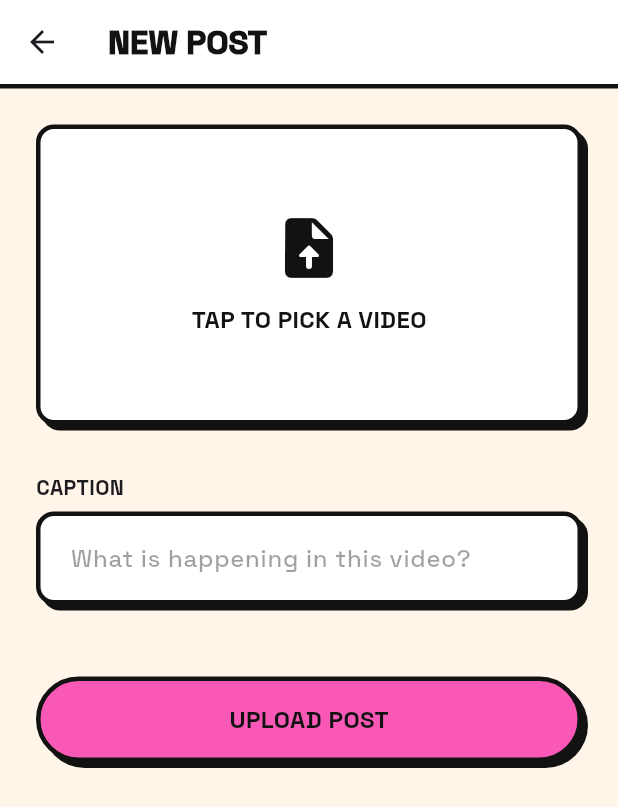
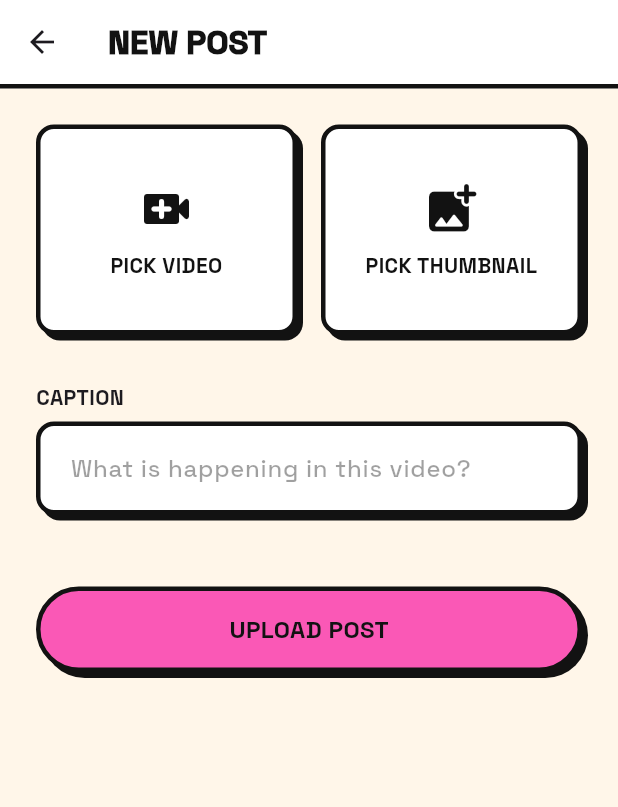
Before and after one commit to htoopyaelinn56/PlexiPlay-L5DC-Project, a Flutter app: the UploadPage screen opened directly, on a phone screen of 412 x 824 dp. Shown: the top 807 px of the screen. Run offline on Flutter 3.47's test engine with Material 3 defaults, Android fonts, the phone set to English and light mode, and no system bars; our stand-ins replace flutter_riverpod, google_fonts, image_picker, video_player; missing offline and left inert: video_compress.

Commit message:
Add thumbnail selection functionality to UploadPage

```diff
--- a/lib/pages/upload_page.dart
+++ b/lib/pages/upload_page.dart
@@ -16,6 +16,7 @@ class UploadPage extends StatefulWidget {
 class _UploadPageState extends State<UploadPage> {
   final _descriptionController = TextEditingController();
   File? _selectedVideo;
+  File? _selectedThumbnail;
   bool _isCompressing = false;
 
   @override
@@ -31,6 +32,17 @@ class _UploadPageState extends State<UploadPage> {
     if (video != null) {
       setState(() {
         _selectedVideo = File(video.path);
+      });
+    }
+  }
+
+  Future<void> _pickThumbnail() async {
+    final picker = ImagePicker();
+    final XFile? image = await picker.pickImage(source: ImageSource.gallery);
+
+    if (image != null) {
+      setState(() {
+        _selectedThumbnail = File(image.path);
       });
     }
   }
@@ -105,10 +117,14 @@ class _UploadPageState extends State<UploadPage> {
           child: Column(
             crossAxisAlignment: CrossAxisAlignment.stretch,
             children: [
-              GestureDetector(
+              Row(
+                children: [
+                  Expanded(
+                    child: GestureDetector(
                       onTap: _isCompressing ? null : _pickVideo,
                       child: Container(
-                  height: 200,
+                        height: 140,
+                        padding: const EdgeInsets.symmetric(horizontal: 8),
                         decoration: BoxDecoration(
                           color: _selectedVideo != null
                               ? NeoTheme.blue
@@ -119,7 +135,10 @@ class _UploadPageState extends State<UploadPage> {
                           ),
                           borderRadius: BorderRadius.circular(12),
                           boxShadow: const [
-                      BoxShadow(color: NeoTheme.black, offset: Offset(4, 4)),
+                            BoxShadow(
+                              color: NeoTheme.black,
+                              offset: Offset(4, 4),
+                            ),
                           ],
                         ),
                         child: Center(
@@ -129,17 +148,18 @@ class _UploadPageState extends State<UploadPage> {
                               Icon(
                                 _selectedVideo != null
                                     ? Icons.video_file_rounded
-                              : Icons.upload_file_rounded,
-                          size: 48,
+                                    : Icons.video_call_rounded,
+                                size: 40,
                                 color: NeoTheme.black,
                               ),
-                        const SizedBox(height: 12),
+                              const SizedBox(height: 8),
                               Text(
                                 _selectedVideo != null
-                              ? 'Video Selected'
-                              : 'TAP TO PICK A VIDEO',
+                                    ? 'Video Ready'
+                                    : 'PICK VIDEO',
+                                textAlign: TextAlign.center,
                                 style: const TextStyle(
-                            fontSize: 16,
+                                  fontSize: 14,
                                   fontWeight: FontWeight.bold,
                                   color: NeoTheme.black,
                                 ),
@@ -148,6 +168,61 @@ class _UploadPageState extends State<UploadPage> {
                           ),
                         ),
                       ),
+                    ),
+                  ),
+                  const SizedBox(width: 16),
+                  Expanded(
+                    child: GestureDetector(
+                      onTap: _isCompressing ? null : _pickThumbnail,
+                      child: Container(
+                        height: 140,
+                        padding: const EdgeInsets.symmetric(horizontal: 8),
+                        decoration: BoxDecoration(
+                          color: _selectedThumbnail != null
+                              ? NeoTheme.yellow
+                              : NeoTheme.white,
+                          border: Border.all(
+                            color: NeoTheme.black,
+                            width: NeoTheme.borderThick,
+                          ),
+                          borderRadius: BorderRadius.circular(12),
+                          boxShadow: const [
+                            BoxShadow(
+                              color: NeoTheme.black,
+                              offset: Offset(4, 4),
+                            ),
+                          ],
+                        ),
+                        child: Center(
+                          child: Column(
+                            mainAxisAlignment: MainAxisAlignment.center,
+                            children: [
+                              Icon(
+                                _selectedThumbnail != null
+                                    ? Icons.image_rounded
+                                    : Icons.add_photo_alternate_rounded,
+                                size: 40,
+                                color: NeoTheme.black,
+                              ),
+                              const SizedBox(height: 8),
+                              Text(
+                                _selectedThumbnail != null
+                                    ? 'Thumb Ready'
+                                    : 'PICK THUMBNAIL',
+                                textAlign: TextAlign.center,
+                                style: const TextStyle(
+                                  fontSize: 14,
+                                  fontWeight: FontWeight.bold,
+                                  color: NeoTheme.black,
+                                ),
+                              ),
+                            ],
+                          ),
+                        ),
+                      ),
+                    ),
+                  ),
+                ],
               ),
               const SizedBox(height: 32),
 
```
Lines whose indentation alone changed are shown as unchanged.
